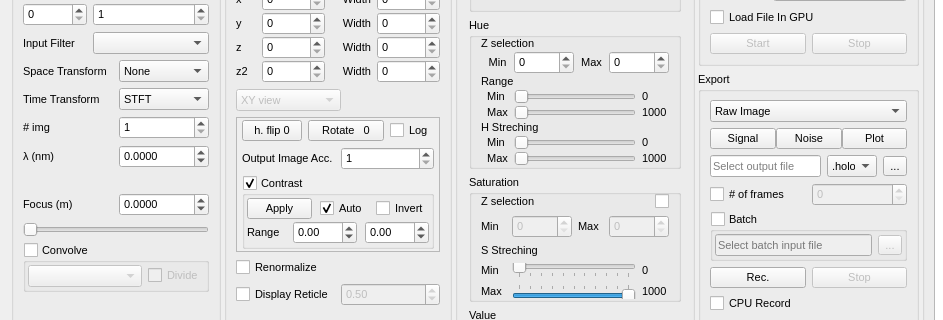
Above: Holovibes/mainwindow.ui from DigitalHolography/Holovibes before the change; both pictures show x 0 to 943 and y 150 to 470 of the 1210 by 798 pixel window. Below: the same form after it.
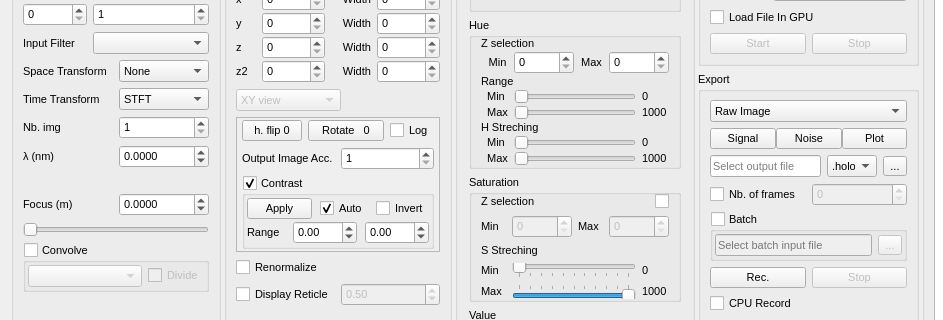
That is the form after the change. Custom widgets are drawn as their Qt base class.

Commit message: patch(tooltips): Added @Hpn4 's changes ; cleaned up deadcode for ImgType.

```diff
--- a/Holovibes/mainwindow.ui
+++ b/Holovibes/mainwindow.ui
@@ -406,7 +406,7 @@
               <string>Time transform size: number of frequencies to group</string>
              </property>
              <property name="text">
-              <string># img</string>
+              <string>Nb. img</string>
              </property>
              <property name="alignment">
               <set>Qt::AlignLeading|Qt::AlignLeft|Qt::AlignVCenter</set>
@@ -2940,7 +2940,7 @@
                     <string># of frames to record</string>
                    </property>
                    <property name="text">
-                    <string># of frames</string>
+                    <string>Nb. of frames</string>
                    </property>
                   </widget>
                  </item>
```
Left out of the diff: 32 changed lines with no effect on the pictures. The commit also changes 2 other files.
